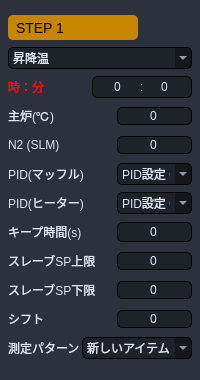
coolandy345/MS4371, file Source code/gui_main/gui/widgets/py_pattern/temp_pattern.ui: the form before one commit.
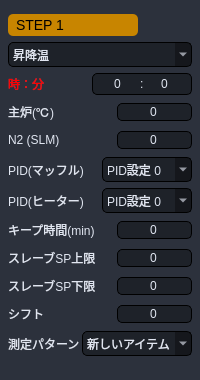
The form after the commit.

Diff of the .ui file:
```diff
--- a/Source code/gui_main/gui/widgets/py_pattern/temp_pattern.ui
+++ b/Source code/gui_main/gui/widgets/py_pattern/temp_pattern.ui
@@ -223,13 +223,13 @@
             <property name="minimumSize">
              <size>
               <width>0</width>
-              <height>25</height>
+              <height>22</height>
              </size>
             </property>
             <property name="maximumSize">
              <size>
               <width>16777215</width>
-              <height>25</height>
+              <height>22</height>
              </size>
             </property>
             <property name="styleSheet">
@@ -339,6 +339,50 @@
            </widget>
           </item>
           <item>
+           <widget class="QFrame" name="frame_13">
+            <property name="minimumSize">
+             <size>
+              <width>0</width>
+              <height>25</height>
+             </size>
+            </property>
+            <property name="maximumSize">
+             <size>
+              <width>16777215</width>
+              <height>25</height>
+             </size>
+            </property>
+            <property name="styleSheet">
+             <string notr="true">QFrame:hover{
+	border:none;
+}
+QFrame:focus{
+	border:none;
+}</string>
+            </property>
+            <property name="frameShape">
+             <enum>QFrame::StyledPanel</enum>
+            </property>
+            <property name="frameShadow">
+             <enum>QFrame::Raised</enum>
+            </property>
+            <layout class="QHBoxLayout" name="horizontalLayout">
+             <property name="spacing">
+              <number>0</number>
+             </property>
+             <property name="leftMargin">
+              <number>0</number>
+             </property>
+             <property name="topMargin">
+              <number>0</number>
+             </property>
+             <property name="rightMargin">
+              <number>0</number>
+             </property>
+             <property name="bottomMargin">
+              <number>0</number>
+             </property>
+             <item>
            <widget class="QComboBox" name="Type_comboBox">
             <property name="sizePolicy">
              <sizepolicy hsizetype="Preferred" vsizetype="Preferred">
@@ -349,13 +393,13 @@
             <property name="minimumSize">
              <size>
               <width>0</width>
-              <height>22</height>
+                 <height>0</height>
              </size>
             </property>
             <property name="maximumSize">
              <size>
               <width>16777215</width>
-              <height>22</height>
+                 <height>16777215</height>
              </size>
             </property>
             <property name="styleSheet">
@@ -384,6 +428,9 @@
             </item>
            </widget>
           </item>
+            </layout>
+           </widget>
+          </item>
           <item>
            <widget class="QFrame" name="frame_4">
             <property name="minimumSize">
@@ -791,13 +838,13 @@
             <property name="minimumSize">
              <size>
               <width>0</width>
-              <height>22</height>
+              <height>25</height>
              </size>
             </property>
             <property name="maximumSize">
              <size>
               <width>16777215</width>
-              <height>22</height>
+              <height>25</height>
              </size>
             </property>
             <property name="styleSheet">
@@ -862,13 +909,13 @@
                </property>
                <property name="minimumSize">
                 <size>
-                 <width>75</width>
+                 <width>90</width>
                  <height>0</height>
                 </size>
                </property>
                <property name="maximumSize">
                 <size>
-                 <width>75</width>
+                 <width>90</width>
                  <height>16777215</height>
                 </size>
                </property>
@@ -941,13 +988,13 @@
             <property name="minimumSize">
              <size>
               <width>0</width>
-              <height>22</height>
+              <height>25</height>
              </size>
             </property>
             <property name="maximumSize">
              <size>
               <width>16777215</width>
-              <height>22</height>
+              <height>25</height>
              </size>
             </property>
             <property name="styleSheet">
@@ -1012,13 +1059,13 @@
                </property>
                <property name="minimumSize">
                 <size>
-                 <width>75</width>
+                 <width>90</width>
                  <height>0</height>
                 </size>
                </property>
                <property name="maximumSize">
                 <size>
-                 <width>75</width>
+                 <width>90</width>
                  <height>16777215</height>
                 </size>
                </property>
@@ -1148,7 +1195,7 @@
                 <string notr="true"/>
                </property>
                <property name="text">
-                <string>キープ時間(s)</string>
+                <string>キープ時間(min)</string>
                </property>
               </widget>
              </item>
@@ -1157,13 +1204,13 @@
                <property name="minimumSize">
                 <size>
                  <width>75</width>
-                 <height>20</height>
+                 <height>0</height>
                 </size>
                </property>
                <property name="maximumSize">
                 <size>
                  <width>75</width>
-                 <height>20</height>
+                 <height>16777215</height>
                 </size>
                </property>
                <property name="styleSheet">
@@ -1479,13 +1526,13 @@
             <property name="minimumSize">
              <size>
               <width>0</width>
-              <height>22</height>
+              <height>25</height>
              </size>
             </property>
             <property name="maximumSize">
              <size>
               <width>16777215</width>
-              <height>22</height>
+              <height>25</height>
              </size>
             </property>
             <property name="styleSheet">
```
Left out of the diff: 2 changed lines with no effect on the pictures. Lines whose indentation alone changed are shown as unchanged.
